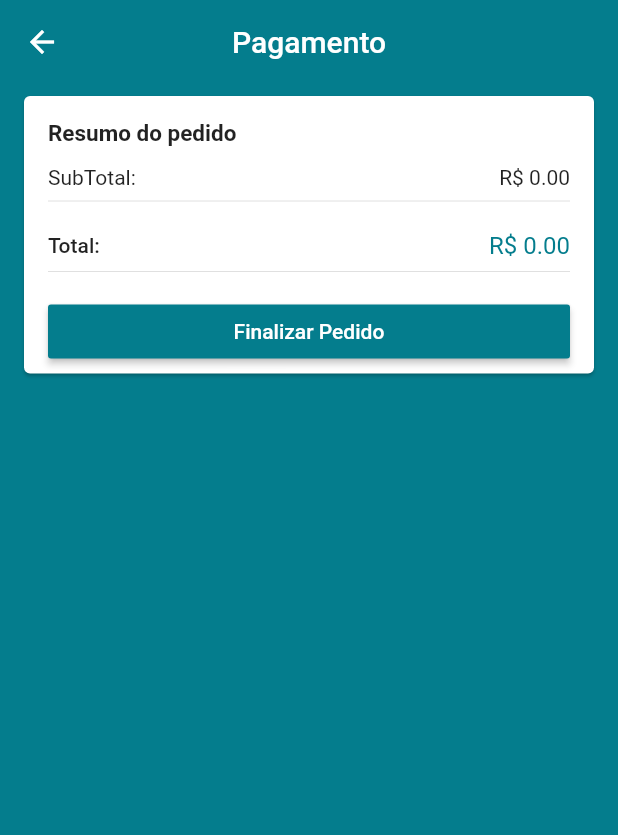
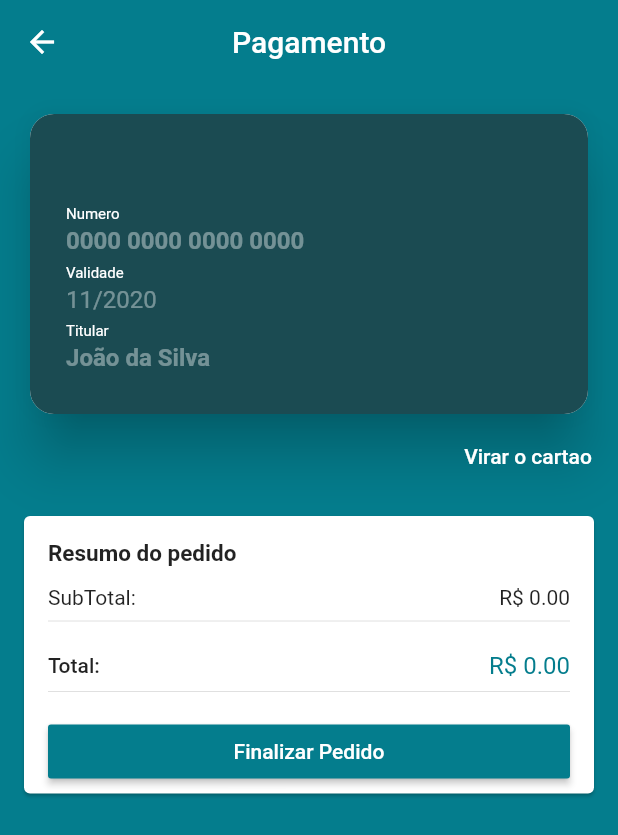
Before and after one commit to souzaleandror/app_loja_virtual, a Flutter app: the CheckoutScreen screen opened by its route, on a phone screen of 412 x 824 dp. Shown: the top 835 px of the screen. Run offline on Flutter 3.47's test engine with Material 2 defaults, Android fonts, the phone set to English and light mode, and no system bars; drawn by our look-alikes of flip_card, keyboard_actions; our stand-ins replace brasil_fields, carousel_pro, cloud_firestore, dio, firebase_auth, firebase_core and 10 more; missing offline and left inert: alphabet_list_scroll_view, credit_card_type_detector, flutter_facebook_login, map_launcher; accounts and stored records are empty; network calls fail.

Commit message:
Updated 110% - Final Widget Credit Card - Start cloud functions

```diff
--- a/lib/screens/checkout/checkout_screen.dart
+++ b/lib/screens/checkout/checkout_screen.dart
@@ -4,10 +4,13 @@ import 'package:app_loja_virtual/models/checkout_manager.dart';
 import 'package:flutter/material.dart';
 import 'package:provider/provider.dart';
 
+import 'components/credit_card_widget.dart';
+
 class CheckoutScreen extends StatelessWidget {
   CheckoutScreen({Key key}) : super(key: key);
 
   final GlobalKey<ScaffoldState> scaffoldKey = GlobalKey<ScaffoldState>();
+  final GlobalKey<FormState> formKey = GlobalKey<FormState>();
 
   @override
   Widget build(BuildContext context) {
@@ -22,7 +25,11 @@ class CheckoutScreen extends StatelessWidget {
           title: const Text('Pagamento'),
           centerTitle: true,
         ),
-        body: Consumer<CheckoutManager>(
+        body: GestureDetector(
+          onTap: () {
+            FocusScope.of(context).unfocus();
+          },
+          child: Consumer<CheckoutManager>(
             builder: (_, checkoutManager, __) {
               if (checkoutManager.loading) {
                 return Center(
@@ -44,35 +51,44 @@ class CheckoutScreen extends StatelessWidget {
                   ),
                 );
               } else {
-              return ListView(
+                return Form(
+                  key: formKey,
+                  child: ListView(
                     children: [
+                      CreditCardWidget(),
                       PriceCard(
                         buttonText: 'Finalizar Pedido',
                         onTap: () {
-                      checkoutManager.checkout(onStockFail: (e) {
-                        scaffoldKey.currentState.showSnackBar(
-                          const SnackBar(
-                            content: Text('Nao ha estoque suficiente'),
-                            backgroundColor: Colors.red,
-                          ),
-                        );
-                        Navigator.of(context).popUntil(
-                            (route) => route.settings.name == '/cart');
-                      }, onSuccess: (order) {
-                        Navigator.of(context)
-                            .popUntil((route) => route.settings.name == '/');
+                          if (formKey.currentState.validate()) {
+                            return "validado";
+                          }
 
-                        Navigator.of(context)
-                            .pushNamed('/confirmation', arguments: order);
-                      });
+                          // checkoutManager.checkout(onStockFail: (e) {
+                          //   scaffoldKey.currentState.showSnackBar(
+                          //     const SnackBar(
+                          //       content: Text('Nao ha estoque suficiente'),
+                          //       backgroundColor: Colors.red,
+                          //     ),
+                          //   );
+                          //   Navigator.of(context).popUntil(
+                          //       (route) => route.settings.name == '/cart');
+                          // }, onSuccess: (order) {
+                          //   Navigator.of(context)
+                          //       .popUntil((route) => route.settings.name == '/');
+                          //
+                          //   Navigator.of(context)
+                          //       .pushNamed('/confirmation', arguments: order);
+                          // });
                         },
                       )
                     ],
+                  ),
                 );
               }
             },
           ),
         ),
+      ),
     );
   }
 }
--- /dev/null
+++ b/lib/screens/checkout/components/card_front.dart
@@ -0,0 +1,104 @@
+import 'package:app_loja_virtual/screens/checkout/components/card_text_field.dart';
+import 'package:brasil_fields/brasil_fields.dart';
+import 'package:credit_card_type_detector/credit_card_type_detector.dart';
+import 'package:flutter/material.dart';
+import 'package:flutter/services.dart';
+import 'package:mask_text_input_formatter/mask_text_input_formatter.dart';
+
+class CardFront extends StatelessWidget {
+  CardFront(
+      {Key key,
+      this.finished,
+      this.numberFocus,
+      this.nameFocus,
+      this.dateFocus})
+      : super(key: key);
+
+  final MaskTextInputFormatter dateFormatter = MaskTextInputFormatter(
+      mask: '!#/####', filter: {'#': RegExp('[0-9]'), '!': RegExp('[0-1]')});
+
+  final FocusNode numberFocus;
+  final FocusNode dateFocus;
+  final FocusNode nameFocus;
+  final VoidCallback finished;
+
+  @override
+  Widget build(BuildContext context) {
+    return Card(
+      clipBehavior: Clip.antiAlias,
+      elevation: 16,
+      shape: RoundedRectangleBorder(borderRadius: BorderRadius.circular(16)),
+      child: Container(
+        height: 200,
+        color: const Color(0xFF1B4B52),
+        padding: const EdgeInsets.all(24),
+        child: Row(
+          children: <Widget>[
+            Expanded(
+              child: Column(
+                mainAxisAlignment: MainAxisAlignment.end,
+                children: <Widget>[
+                  CardTextField(
+                    title: 'Numero',
+                    hint: '0000 0000 0000 0000',
+                    bold: true,
+                    textInputType: TextInputType.number,
+                    inputFormatters: [
+                      FilteringTextInputFormatter.digitsOnly,
+                      CartaoBancarioInputFormatter()
+                    ],
+                    validator: (number) {
+                      if (number.length != 19) {
+                        return "Invalido";
+                      } else if (detectCCType(number) ==
+                          CreditCardType.unknown) {
+                        return "Invalido";
+                      }
+                      return null;
+                    },
+                    focusNode: numberFocus,
+                    onSubmitted: (_) {
+                      dateFocus.requestFocus();
+                    },
+                  ),
+                  CardTextField(
+                    title: 'Validade',
+                    hint: '11/2020',
+                    textInputType: TextInputType.number,
+                    inputFormatters: [dateFormatter],
+                    validator: (data) {
+                      if (data.length != 7) {
+                        return "Invalido";
+                      }
+                      return null;
+                    },
+                    focusNode: dateFocus,
+                    onSubmitted: (_) {
+                      nameFocus.requestFocus();
+                    },
+                  ),
+                  CardTextField(
+                    title: 'Titular',
+                    hint: 'João da Silva',
+                    textInputType: TextInputType.text,
+                    bold: true,
+                    validator: (nome) {
+                      if (nome.isEmpty) {
+                        return "Invalido";
+                      }
+                      return null;
+                    },
+                    focusNode: nameFocus,
+                    onSubmitted: (_) {
+                      finished();
+                    },
+                  ),
+                ],
+              ),
+            )
+          ],
+        ),
+      ),
+    );
+  }
+}
--- /dev/null
+++ b/lib/screens/checkout/components/card_text_field.dart
@@ -0,0 +1,112 @@
+import 'package:flutter/material.dart';
+import 'package:flutter/services.dart';
+
+class CardTextField extends StatelessWidget {
+  const CardTextField(
+      {Key key,
+      this.title,
+      this.validator,
+      this.textInputType,
+      this.hint,
+      this.bold = false,
+      this.inputFormatters,
+      this.maxLength,
+      this.textAlign = TextAlign.start,
+      this.cardBack = false,
+      this.focusNode,
+      this.onSubmitted})
+      : textInputAction =
+            onSubmitted == null ? TextInputAction.done : TextInputAction.next,
+        super(key: key);
+
+  final String title;
+  final bool bold;
+  final String hint;
+  final TextInputType textInputType;
+  final List<TextInputFormatter> inputFormatters;
+  final FormFieldValidator<String> validator;
+  final int maxLength;
+  final TextAlign textAlign;
+  final bool cardBack;
+  final FocusNode focusNode;
+  final Function(String) onSubmitted;
+  final TextInputAction textInputAction;
+
+  @override
+  Widget build(BuildContext context) {
+    return FormField<String>(
+      initialValue: '',
+      validator: validator,
+      builder: (state) {
+        return Padding(
+          padding: const EdgeInsets.symmetric(
+            vertical: 2,
+          ),
+          child: Column(
+            crossAxisAlignment: CrossAxisAlignment.start,
+            children: <Widget>[
+              Row(
+                mainAxisAlignment:
+                    cardBack ? MainAxisAlignment.end : MainAxisAlignment.start,
+                children: [
+                  if (title != null)
+                    Text(
+                      title,
+                      textAlign: textAlign,
+                      style: const TextStyle(
+                        fontSize: 10,
+                        fontWeight: FontWeight.w400,
+                        color: Colors.white,
+                      ),
+                    ),
+                  if (state.hasError)
+                    Text(
+                      '    Invaliado',
+                      textAlign: textAlign,
+                      style: const TextStyle(
+                          fontSize: 10,
+                          color: Colors.red,
+                          fontWeight: FontWeight.bold),
+                    )
+                ],
+              ),
+              TextFormField(
+                focusNode: focusNode,
+                onFieldSubmitted: onSubmitted,
+                maxLength: maxLength,
+                textAlign: textAlign,
+                cursorColor: Colors.white,
+                style: TextStyle(
+                  color: title == null && state.hasError
+                      ? Colors.red
+                      : Colors.white,
+                  fontWeight: bold ? FontWeight.bold : null,
+                ),
+                decoration: InputDecoration(
+                  counterText: '',
+                  hintText: hint,
+                  hintStyle: TextStyle(
+                    color: title == null && state.hasError
+                        ? Colors.red.withAlpha(200)
+                        : Colors.white.withAlpha(100),
+                  ),
+                  border: InputBorder.none,
+                  isDense: true,
+                  contentPadding: const EdgeInsets.symmetric(
+                    vertical: 2,
+                  ),
+                ),
+                keyboardType: textInputType,
+                inputFormatters: inputFormatters,
+                onChanged: (text) {
+                  state.didChange(text);
+                },
+                textInputAction: textInputAction,
+              )
+            ],
+          ),
+        );
+      },
+    );
+  }
+}
--- /dev/null
+++ b/lib/screens/checkout/components/credit_card_widget.dart
@@ -0,0 +1,88 @@
+import 'package:app_loja_virtual/screens/checkout/components/card_back.dart';
+import 'package:app_loja_virtual/screens/checkout/components/card_front.dart';
+import 'package:flip_card/flip_card.dart';
+import 'package:flutter/material.dart';
+import 'package:keyboard_actions/keyboard_actions.dart';
+
+class CreditCardWidget extends StatefulWidget {
+  const CreditCardWidget({Key key}) : super(key: key);
+
+  @override
+  _CreditCardWidgetState createState() => _CreditCardWidgetState();
+}
+
+class _CreditCardWidgetState extends State<CreditCardWidget> {
+  final GlobalKey<FlipCardState> cardKey = GlobalKey<FlipCardState>();
+
+  final FocusNode numberFocus = FocusNode();
+  final FocusNode dateFocus = FocusNode();
+  final FocusNode nameFocus = FocusNode();
+  final FocusNode cvvFocus = FocusNode();
+
+  KeyboardActionsConfig _buildConfig(BuildContext context) {
+    return KeyboardActionsConfig(
+      keyboardBarColor: Colors.grey[200],
+      actions: [
+        KeyboardActionsItem(focusNode: numberFocus, displayDoneButton: false),
+        KeyboardActionsItem(focusNode: dateFocus, displayDoneButton: false),
+        KeyboardActionsItem(focusNode: nameFocus, toolbarButtons: [
+          (_) {
+            return GestureDetector(
+              onTap: () {
+                cardKey.currentState.toggleCard();
+                cvvFocus.requestFocus();
+              },
+              child: const Padding(
+                padding: EdgeInsets.only(
+                  right: 8,
+                ),
+                child: Text('Continuar'),
+              ),
+            );
+          }
+        ]),
+      ],
+    );
+  }
+
+  @override
+  Widget build(BuildContext context) {
+    return KeyboardActions(
+      config: _buildConfig(context),
+      autoScroll: false,
+      child: Padding(
+        padding: const EdgeInsets.fromLTRB(16, 16, 16, 8),
+        child: Column(
+          crossAxisAlignment: CrossAxisAlignment.end,
+          children: [
+            FlipCard(
+              key: cardKey,
+              speed: 700,
+              flipOnTouch: false,
+              front: CardFront(
+                nameFocus: nameFocus,
+                dateFocus: dateFocus,
+                numberFocus: numberFocus,
+                finished: () {
+                  cardKey.currentState.toggleCard();
+                  cvvFocus.requestFocus();
+                },
+              ),
+              back: CardBack(
+                cvvFocus: cvvFocus,
+              ),
+            ),
+            FlatButton(
+              onPressed: () {
+                cardKey.currentState.toggleCard();
+              },
+              textColor: Colors.white,
+              padding: EdgeInsets.zero,
+              child: const Text('Virar o cartao'),
+            )
+          ],
+        ),
+      ),
+    );
+  }
+}
--- a/lib/screens/stores/components/store_card.dart
+++ b/lib/screens/stores/components/store_card.dart
@@ -75,6 +75,7 @@ class StoreCard extends StatelessWidget {
       //shape: RoundedRectangleBorder(borderRadius: BorderRadius.circular(16)),
       child: Column(
         children: <Widget>[
+          // ignore: sized_box_for_whitespace
           Container(
             height: 140,
             child: Stack(
--- a/pubspec.yaml
+++ b/pubspec.yaml
@@ -49,6 +49,11 @@ dependencies:
   flutter_facebook_login: ^3.0.0
   url_launcher: ^5.7.8
   map_launcher: ^0.12.2
+  flip_card: ^0.4.4
+  mask_text_input_formatter: ^1.1.0
+  credit_card_type_detector: ^1.1.0
+  keyboard_actions: ^3.3.1+1
+  flutter_image_compress: ^0.7.0
 
 dev_dependencies:
   flutter_test:
```
Also changed, not shown: lib/screens/checkout/components/card_back.dart (added, +66 -0 lines), firebase.json (added), 9 other files. Lines whose indentation alone changed are shown as unchanged.
